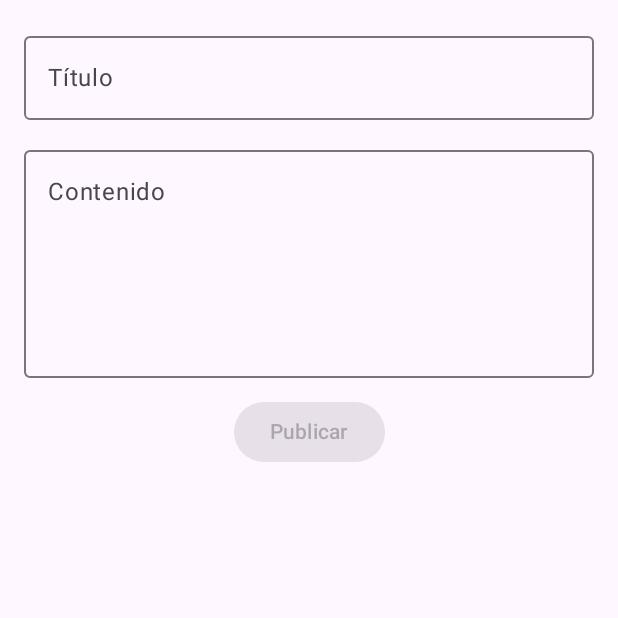
After one commit to mayragarcia-dev/MuroCampus, an Android app built with Jetpack Compose: the composable PantallaCrear shown on its own in the app's theme, on a phone screen of 412 x 824 dp, the top half of it. The commit adds this screen. Run offline under Robolectric (Android 15) with nearby library versions, the phone set to English and light mode, and no system bars.

Commit message:
feat(crear): publica una nueva publicacion con POST y Body

```diff
--- /dev/null
+++ b/app/src/main/java/com/tecsup/murocampus/ui/PantallaCrear.kt
@@ -0,0 +1,125 @@
+package com.tecsup.murocampus.ui
+
+import androidx.compose.foundation.layout.Arrangement
+import androidx.compose.foundation.layout.Column
+import androidx.compose.foundation.layout.fillMaxSize
+import androidx.compose.foundation.layout.fillMaxWidth
+import androidx.compose.foundation.layout.imePadding
+import androidx.compose.foundation.layout.padding
+import androidx.compose.foundation.rememberScrollState
+import androidx.compose.foundation.verticalScroll
+import androidx.compose.material3.Button
+import androidx.compose.material3.MaterialTheme
+import androidx.compose.material3.OutlinedTextField
+import androidx.compose.material3.Surface
+import androidx.compose.material3.Text
+import androidx.compose.runtime.Composable
+import androidx.compose.runtime.LaunchedEffect
+import androidx.compose.runtime.getValue
+import androidx.compose.runtime.mutableStateOf
+import androidx.compose.runtime.saveable.rememberSaveable
+import androidx.compose.runtime.setValue
+import androidx.compose.ui.Alignment
+import androidx.compose.ui.Modifier
+import androidx.compose.ui.graphics.Color
+import androidx.compose.ui.platform.LocalFocusManager
+import androidx.compose.ui.res.stringResource
+import androidx.compose.ui.semantics.LiveRegionMode
+import androidx.compose.ui.semantics.liveRegion
+import androidx.compose.ui.semantics.semantics
+import androidx.compose.ui.text.style.TextAlign
+import androidx.compose.ui.unit.dp
+import androidx.lifecycle.compose.collectAsStateWithLifecycle
+import com.tecsup.murocampus.R
+import com.tecsup.murocampus.viewmodel.PostsViewModel
+import com.tecsup.murocampus.viewmodel.UiState
+
+@Composable
+fun PantallaCrear(vm: PostsViewModel, modifier: Modifier = Modifier) {
+    val estado by vm.publicacion.collectAsStateWithLifecycle()
+    val focus = LocalFocusManager.current
+    var titulo by rememberSaveable { mutableStateOf("") }
+    var contenido by rememberSaveable { mutableStateOf("") }
+    val enviando = estado == UiState.Cargando
+
+    LaunchedEffect(estado) {
+        if (estado is UiState.Exito) {
+            titulo = ""
+            contenido = ""
+        }
+    }
+
+    Column(
+        modifier = modifier
+            .fillMaxSize()
+            .imePadding()
+            .verticalScroll(rememberScrollState())
+            .padding(16.dp),
+        horizontalAlignment = Alignment.CenterHorizontally,
+        verticalArrangement = Arrangement.spacedBy(12.dp)
+    ) {
+        OutlinedTextField(
+            value = titulo,
+            onValueChange = {
+                vm.limpiarConfirmacion()
+                titulo = it
+            },
+            modifier = Modifier.fillMaxWidth(),
+            label = { Text(stringResource(R.string.titulo_publicacion)) },
+            enabled = !enviando,
+            singleLine = true
+        )
+        OutlinedTextField(
+            value = contenido,
+            onValueChange = {
+                vm.limpiarConfirmacion()
+                contenido = it
+            },
+            modifier = Modifier.fillMaxWidth(),
+            label = { Text(stringResource(R.string.contenido_publicacion)) },
+            enabled = !enviando,
+            minLines = 5
+        )
+        Button(
+            onClick = {
+                focus.clearFocus()
+                vm.publicar(titulo, contenido)
+            },
+            enabled = !enviando && titulo.isNotBlank() && contenido.isNotBlank()
+        ) {
+            Text(stringResource(if (enviando) R.string.publicando else R.string.publicar))
+        }
+        when (val actual = estado) {
+            is UiState.Exito -> AvisoPublicacion(
+                mensaje = stringResource(R.string.publicado_con_id, actual.datos.id),
+                fondo = Color(0xFFE4F3E8),
+                texto = Color(0xFF195C37)
+            )
+            is UiState.Error -> AvisoPublicacion(
+                mensaje = actual.mensaje,
+                fondo = MaterialTheme.colorScheme.errorContainer,
+                texto = MaterialTheme.colorScheme.onErrorContainer
+            )
+            UiState.Cargando, null -> Unit
+        }
+    }
+}
+
+@Composable
+private fun AvisoPublicacion(mensaje: String, fondo: Color, texto: Color) {
+    Surface(
+        modifier = Modifier
+            .fillMaxWidth()
+            .semantics { liveRegion = LiveRegionMode.Polite },
+        color = fondo,
+        contentColor = texto,
+        shape = MaterialTheme.shapes.medium
+    ) {
+        Text(
+            text = mensaje,
+            modifier = Modifier.padding(12.dp),
+            style = MaterialTheme.typography.labelLarge,
+            textAlign = TextAlign.Center
+        )
+    }
+}
--- a/app/src/main/res/values/strings.xml
+++ b/app/src/main/res/values/strings.xml
@@ -8,4 +8,10 @@
     <string name="cargando_detalle">Cargando publicación…</string>
     <string name="comentarios_total">Comentarios (%1$d)</string>
     <string name="reintentar">Reintentar</string>
+    <string name="crear_publicacion">Crear publicación</string>
+    <string name="titulo_publicacion">Título</string>
+    <string name="contenido_publicacion">Contenido</string>
+    <string name="publicar">Publicar</string>
+    <string name="publicando">Publicando…</string>
+    <string name="publicado_con_id">Publicado con id %1$d</string>
 </resources>
```
Also changed, not shown: app/src/main/java/com/tecsup/murocampus/MainActivity.kt (+37 -5 lines), app/src/main/java/com/tecsup/murocampus/viewmodel/PostsViewModel.kt (+19 -0 lines).
